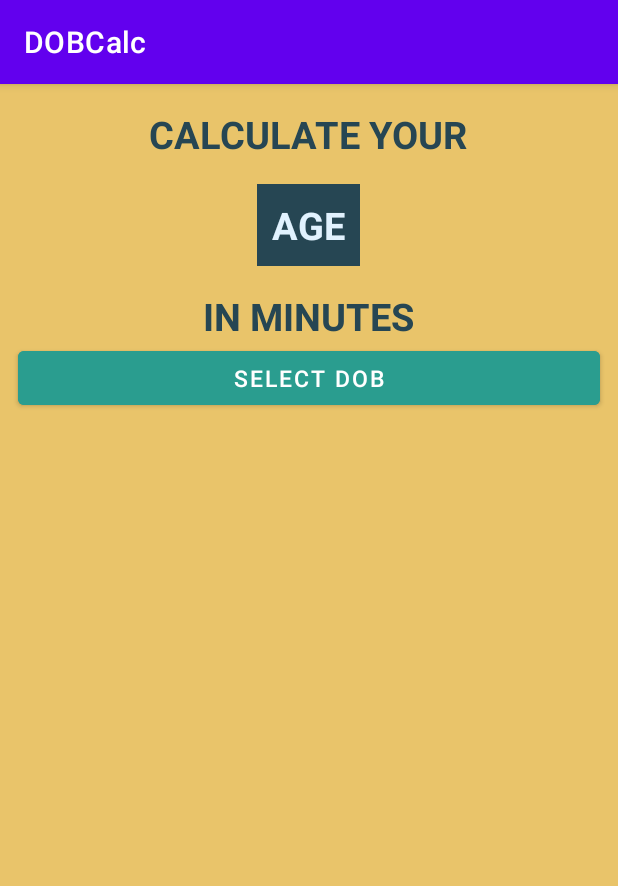
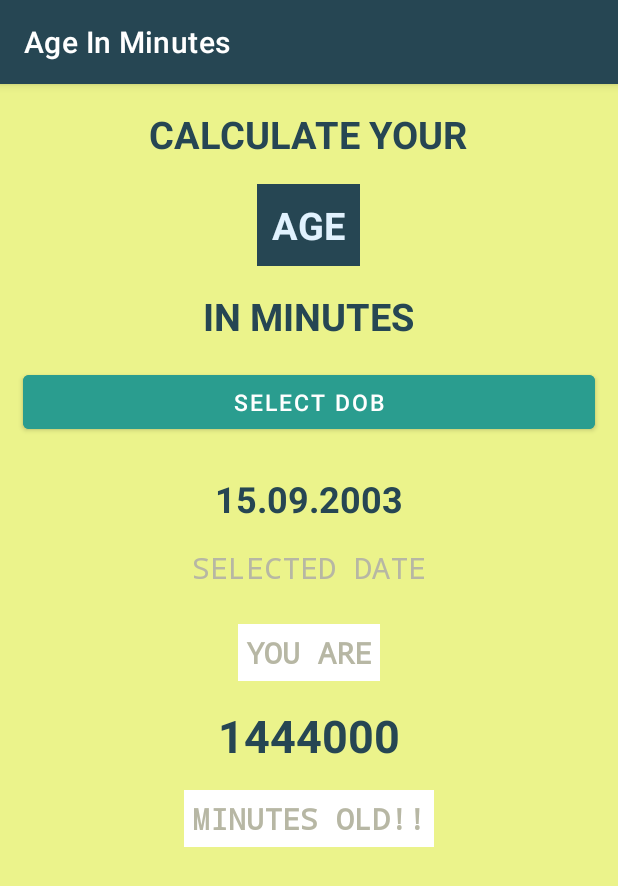
Before and after one commit to MuhmmadAbrar/DOBCalculator, an Android app: the screen it shows after launch (MainActivity), on a phone screen of 412 x 824 dp. Shown: the top 886 px of the screen. Run offline under Robolectric (Android 15) with nearby library versions, the phone set to English and light mode, and no system bars.

Commit message:
Updated till the date widget

```diff
--- a/app/src/main/java/com/example/dobcalc/MainActivity.kt
+++ b/app/src/main/java/com/example/dobcalc/MainActivity.kt
@@ -1,11 +1,44 @@
 package com.example.dobcalc
 
+import android.app.DatePickerDialog
 import androidx.appcompat.app.AppCompatActivity
 import android.os.Bundle
+import android.widget.Button
+import android.widget.TextView
+import android.widget.Toast
+import java.time.DayOfWeek
+import java.util.Calendar
+import java.util.Date
 
 class MainActivity : AppCompatActivity() {
+
+    private var tvSelectedDate:TextView? = null
+
     override fun onCreate(savedInstanceState: Bundle?) {
         super.onCreate(savedInstanceState)
         setContentView(R.layout.activity_main)
+
+        val btnDatePicker : Button = findViewById(R.id.btnDatepicker)
+        tvSelectedDate = findViewById(R.id.tvSelectedDate)
+
+        btnDatePicker.setOnClickListener{
+            clickDatePicker()
+        }
+
+    }
+    fun clickDatePicker(){
+
+        val myCalendar = Calendar.getInstance()
+        val year = myCalendar.get(Calendar.YEAR)
+        val month = myCalendar.get(Calendar.MONTH)
+        val day = myCalendar.get(Calendar.DAY_OF_MONTH)
+
+        DatePickerDialog(
+            this,
+            {view,year,month,DayOfMonth->
+                Toast.makeText(this, "Year was $year and the date was $day",Toast.LENGTH_LONG).show()
+                val SelectedDate = "$DayOfMonth/${month+1}/$year"
+                tvSelectedDate?.setText(SelectedDate)
+            },year, month, day).show()
     }
 }
--- a/app/src/main/res/layout/activity_main.xml
+++ b/app/src/main/res/layout/activity_main.xml
@@ -47,12 +47,71 @@
         android:textStyle="bold"/>
 
     <Button
+        android:id="@+id/btnDatepicker"
         android:layout_width="match_parent"
         android:layout_height="wrap_content"
-        android:layout_marginHorizontal="12sp"
+        android:layout_marginHorizontal="15sp"
+        android:layout_marginTop="16dp"
         android:backgroundTint="@color/btnBgColor"
         android:textColor="@color/white"
         android:text="SELECT DOB"
         android:textSize="15sp"/>
 
+    <TextView
+        android:id="@+id/tvSelectedDate"
+        android:layout_width="wrap_content"
+        android:layout_height="wrap_content"
+        android:layout_marginTop="24sp"
+        android:text="15.09.2003"
+        android:textColor="@color/textBlue"
+        android:textSize="24sp"
+        android:textStyle="bold" />
+
+    <TextView
+        android:id="@+id/textLine4"
+        android:layout_width="wrap_content"
+        android:layout_height="wrap_content"
+        android:layout_marginTop="16sp"
+        android:text="SELECTED DATE"
+        android:textColor="@color/lightgray"
+        android:textSize="20sp"
+        android:textStyle=""
+        android:fontFamily="monospace"/>
+
+    <TextView
+        android:id="@+id/textLine6"
+        android:layout_width="wrap_content"
+        android:layout_height="wrap_content"
+        android:layout_marginTop="24sp"
+        android:text="YOU ARE"
+        android:padding="5dp"
+        android:background="@color/white"
+        android:textColor="@color/lightgray"
+        android:textSize="20sp"
+        android:textStyle="bold"
+        android:fontFamily="monospace"/>
+
+    <TextView
+        android:id="@+id/minutes"
+        android:layout_width="wrap_content"
+        android:layout_height="wrap_content"
+        android:layout_marginTop="16sp"
+        android:text="1444000"
+        android:textColor="@color/textBlue"
+        android:textSize="30sp"
+        android:textStyle="bold"/>
+
+    <TextView
+        android:id="@+id/textLine5"
+        android:layout_width="wrap_content"
+        android:layout_height="wrap_content"
+        android:layout_marginTop="16sp"
+        android:text="MINUTES OLD!!"
+        android:padding="5dp"
+        android:background="@color/white"
+        android:textColor="@color/lightgray"
+        android:textSize="20sp"
+        android:textStyle="bold"
+        android:fontFamily="monospace"/>
+
 </LinearLayout>
--- a/app/src/main/res/values/colors.xml
+++ b/app/src/main/res/values/colors.xml
@@ -8,7 +8,8 @@
     <color name="black">#FF000000</color>
     <color name="white">#FFFFFFFF</color>
     <color name="textBlue">#264653</color>
-    <color name="bgColor">#e9c46a</color>
+    <color name="bgColor">#EBF38B</color>
     <color name="textBg">#E1F2FE</color>
     <color name="btnBgColor">#2a9d8f</color>
+    <color name="lightgray">#b7b7a4</color>
 </resources>
--- a/app/src/main/res/values/strings.xml
+++ b/app/src/main/res/values/strings.xml
@@ -1,3 +1,3 @@
 <resources>
-    <string name="app_name">DOBCalc</string>
+    <string name="app_name">Age In Minutes</string>
 </resources>
--- a/app/src/main/res/values/themes.xml
+++ b/app/src/main/res/values/themes.xml
@@ -2,7 +2,7 @@
     <!-- Base application theme. -->
     <style name="Theme.DOBCalc" parent="Theme.MaterialComponents.DayNight.DarkActionBar">
         <!-- Primary brand color. -->
-        <item name="colorPrimary">@color/purple_500</item>
+        <item name="colorPrimary">@color/textBlue</item>
         <item name="colorPrimaryVariant">@color/purple_700</item>
         <item name="colorOnPrimary">@color/white</item>
         <!-- Secondary brand color. -->
```
